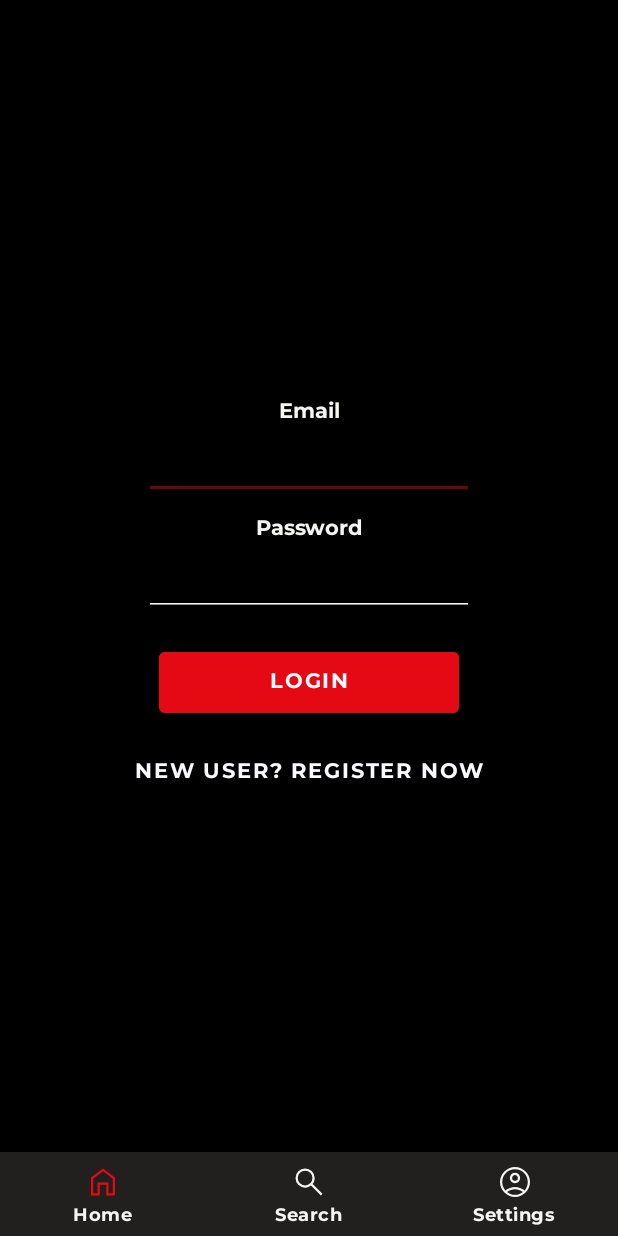
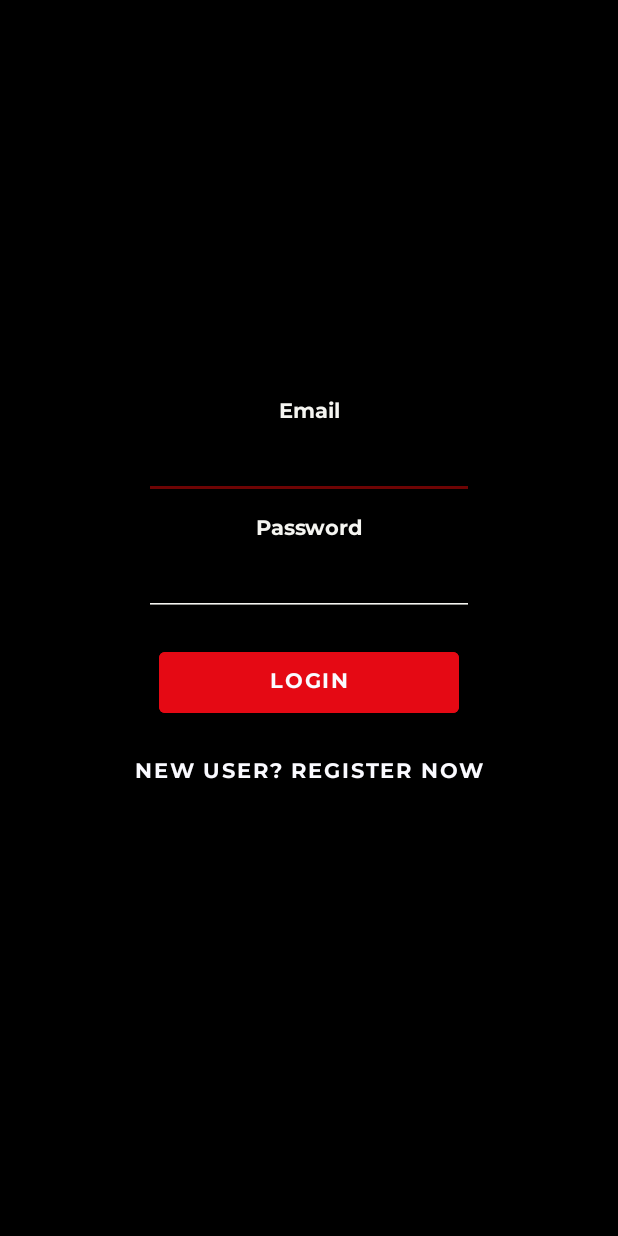
Before and after one commit to Enkosz/smoovie, an Android app: the screen it shows after launch (MainActivity), on a phone screen of 412 x 824 dp. Run offline under Robolectric (Android 15) with nearby library versions, the phone set to English and light mode, and no system bars; our stand-ins replace Firebase (no records; nobody signed in at launch, a user with empty details on screens opened directly), Room's generated code, RxJava, navigation-ui; network calls fail; pictures from the network do not load.

Commit message:
Hide bottom nav when not logged

```diff
--- a/app/src/main/java/it/unimib/smoovie/ui/MainActivity.java
+++ b/app/src/main/java/it/unimib/smoovie/ui/MainActivity.java
@@ -45,6 +45,13 @@ public class MainActivity extends AppCompatActivity {
                     break;
             }
         });
+
+        navController.addOnDestinationChangedListener((ignored, navDestination, bundle) -> {
+            if(navDestination.getId() == R.id.loginFragment || navDestination.getId() == R.id.registerFragment)
+                bottomNavigationView.setVisibility(View.GONE);
+            else if(bottomNavigationView.getVisibility() != View.VISIBLE)
+                bottomNavigationView.setVisibility(View.VISIBLE);
+        });
     }
 
     @Override
```
